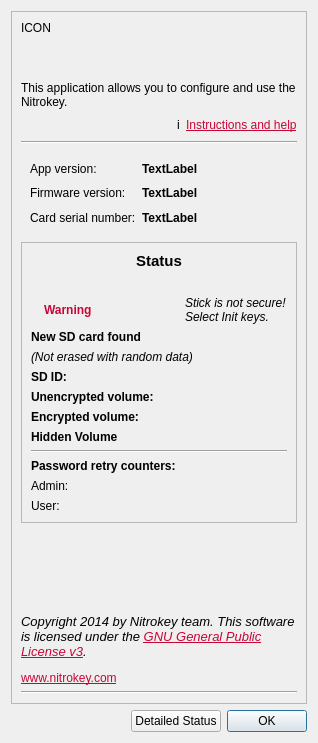
First picture: the form in ui/aboutdialog.ui, repository Nitrokey/nitrokey-app, before the edit.
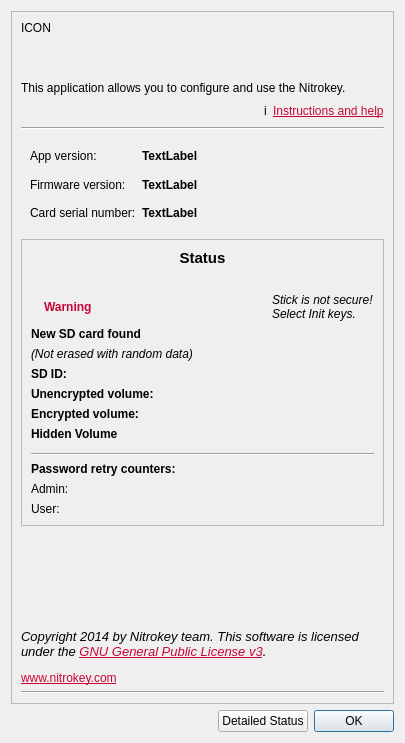
Second picture: the form after the edit. Icons and pictures are not drawn.

The edit to the form file:
```diff
--- a/ui/aboutdialog.ui
+++ b/ui/aboutdialog.ui
@@ -6,7 +6,7 @@
    <rect>
     <x>0</x>
     <y>0</y>
-    <width>318</width>
+    <width>405</width>
     <height>743</height>
    </rect>
   </property>
@@ -236,8 +236,8 @@
           <rect>
            <x>0</x>
            <y>0</y>
-           <width>278</width>
-           <height>329</height>
+           <width>349</width>
+           <height>334</height>
           </rect>
          </property>
          <layout class="QVBoxLayout" name="verticalLayout_4">
@@ -442,6 +442,19 @@
               </property>
              </widget>
             </item>
+            <item row="4" column="1">
+             <spacer name="verticalSpacer_3">
+              <property name="orientation">
+               <enum>Qt::Vertical</enum>
+              </property>
+              <property name="sizeHint" stdset="0">
+               <size>
+                <width>20</width>
+                <height>0</height>
+               </size>
+              </property>
+             </spacer>
+            </item>
            </layout>
           </item>
           <item>
```
